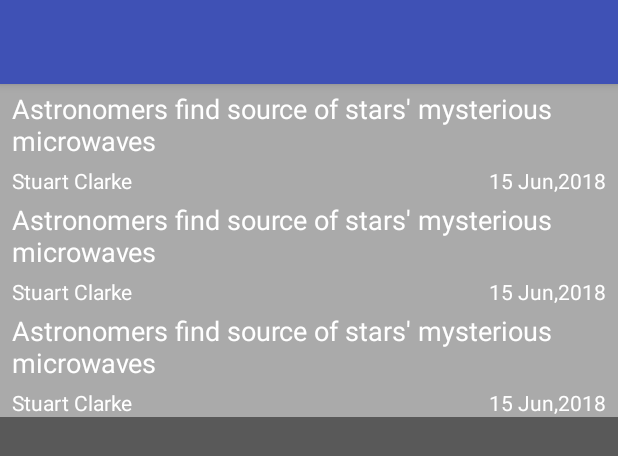
After one commit to amCap1712/NewsCompanion, an Android app: the layout activity_search.xml on its own in the app's theme, with its tools: preview values and no code run, on a phone screen of 412 x 824 dp. The commit adds this screen. Shown: the top 456 px of the screen. Run offline under Robolectric (Android 15) with nearby library versions, the phone set to English and light mode, and no system bars; Roboto replaces fonts that are not available here.

Commit message:
Add Search Functionality.

```diff
--- a/app/src/main/java/com/cc/newscompanion/ArticleLoader.java
+++ b/app/src/main/java/com/cc/newscompanion/ArticleLoader.java
@@ -7,7 +7,6 @@ import android.content.Context;
 import android.net.Uri;
 import android.util.Log;
 
-import java.io.IOException;
 import java.util.ArrayList;
 import java.util.List;
 
--- /dev/null
+++ b/app/src/main/res/drawable/ic_search_white_24dp.xml
@@ -0,0 +1,5 @@
+<vector android:height="24dp" android:tint="#FFFFFF"
+    android:viewportHeight="24.0" android:viewportWidth="24.0"
+    android:width="24dp" xmlns:android="http://schemas.android.com/apk/res/android">
+    <path android:fillColor="#FF000000" android:pathData="M15.5,14h-0.79l-0.28,-0.27C15.41,12.59 16,11.11 16,9.5 16,5.91 13.09,3 9.5,3S3,5.91 3,9.5 5.91,16 9.5,16c1.61,0 3.09,-0.59 4.23,-1.57l0.27,0.28v0.79l5,4.99L20.49,19l-4.99,-5zM9.5,14C7.01,14 5,11.99 5,9.5S7.01,5 9.5,5 14,7.01 14,9.5 11.99,14 9.5,14z"/>
+</vector>
--- /dev/null
+++ b/app/src/main/res/layout/activity_search.xml
@@ -0,0 +1,66 @@
+<?xml version="1.0" encoding="utf-8"?>
+<LinearLayout xmlns:android="http://schemas.android.com/apk/res/android"
+    xmlns:app="http://schemas.android.com/apk/res-auto"
+    xmlns:tools="http://schemas.android.com/tools"
+    android:layout_width="match_parent"
+    android:layout_height="match_parent"
+    android:orientation="vertical"
+    android:background="@color/light_black">
+
+    <android.support.v7.widget.Toolbar
+        android:id="@+id/toolbar"
+        android:layout_width="match_parent"
+        android:layout_height="?attr/actionBarSize"
+        android:background="?attr/colorPrimary"
+        android:elevation="4dp"
+        android:theme="@style/AppTheme"
+        app:popupTheme="@style/AppTheme"/>
+
+    <android.support.v4.widget.SwipeRefreshLayout
+        android:id="@+id/swipe_for_refresh"
+        android:layout_height="wrap_content"
+        android:layout_width="match_parent">
+
+        <android.support.v7.widget.RecyclerView
+            android:id="@+id/list"
+            android:name="com.cc.newscompanion.SpaceFragment"
+            android:layout_width="match_parent"
+            android:layout_height="wrap_content"
+            android:scrollbars="vertical"
+            app:layoutManager="android.support.v7.widget.LinearLayoutManager"
+            tools:context=".fragments.FragmentTemplate"
+            tools:listitem="@layout/fragment_template" />
+
+    </android.support.v4.widget.SwipeRefreshLayout>
+
+    <ProgressBar
+        android:id="@+id/progress_bar"
+        android:layout_marginTop="24dp"
+        android:layout_width="wrap_content"
+        android:layout_height="wrap_content"
+        android:layout_gravity="center" />
+
+    <ScrollView
+        android:layout_width="match_parent"
+        android:layout_height="0dp"
+        android:layout_weight="0.75"
+        android:fillViewport="false"
+        android:layout_gravity="center_vertical"
+        android:layout_marginBottom="12dp"
+        android:layout_marginStart="12dp"
+        android:layout_marginTop="12dp"
+        android:scrollbars="vertical"
+        android:scrollbarStyle="insideOverlay">
+        <TextView
+            android:layout_width="match_parent"
+            android:layout_height="wrap_content"
+            android:layout_gravity="center"
+            android:textSize="18sp"
+            android:textAlignment="center"
+            android:fontFamily="@font/nunito_sans"
+            android:textColor="@android:color/white"
+            android:id="@+id/empty_view"
+            android:text="@string/empty_data"/>
+    </ScrollView>
+
+</LinearLayout>
--- a/app/src/main/res/layout/fragment_template.xml
+++ b/app/src/main/res/layout/fragment_template.xml
@@ -1,6 +1,6 @@
 <?xml version="1.0" encoding="utf-8"?>
 <LinearLayout xmlns:android="http://schemas.android.com/apk/res/android"
-    android:layout_width="wrap_content"
+    android:layout_width="match_parent"
     xmlns:tools="http://schemas.android.com/tools"
     android:orientation="vertical"
     android:paddingStart="8dp"
--- a/app/src/main/res/menu/menu_main.xml
+++ b/app/src/main/res/menu/menu_main.xml
@@ -5,4 +5,9 @@
         android:id="@+id/action_settings"
         android:icon="@drawable/ic_settings_black_24dp"
         app:showAsAction="always"/>
+    <item android:id="@+id/search"
+        android:title="@string/action_search"
+        android:icon="@drawable/ic_search_white_24dp"
+        app:showAsAction="collapseActionView|ifRoom"
+        app:actionViewClass="android.support.v7.widget.SearchView" />
 </menu>
--- a/app/src/main/res/values/colors.xml
+++ b/app/src/main/res/values/colors.xml
@@ -24,4 +24,8 @@
     <color name="environment_light">#629749</color>
     <color name="physics_light">#ff9e40</color>
 
+    <color name="white">#ffffff</color>
+    <color name="light_black">#A4000000</color>
+    <color name="dark_black">#000000</color>
+
 </resources>
--- a/app/src/main/res/values/strings.xml
+++ b/app/src/main/res/values/strings.xml
@@ -1,11 +1,14 @@
 <resources>
     <string name="app_name">News Companion</string>
     <string name="category_space">Space</string>
-    <string name="title_activity_news_article">NewsArticle</string>
+    <string name="title_activity_news_article">News Article</string>
+    <string name="title_activity_search">Search Results</string>
     <string name="article_image">Main Image of Article</string>
     <string name="read_on_guardian">Read on The Guardian</string>
     <string name="loading_image">Loading Image Progress</string>
     <string name="action_settings">Settings</string>
+    <string name="action_search">Search</string>
+    <string name="search_hint">Search News</string>
 
     <string name="preference_articles_number">Number of Articles</string>
     <string name="preference_articles_number_key">page-size</string>
--- a/app/src/main/res/values/styles.xml
+++ b/app/src/main/res/values/styles.xml
@@ -9,14 +9,20 @@
         <item name="android:textColorSecondary">@android:color/white</item>
         <item name="windowActionBar">false</item>
         <item name="windowNoTitle">true</item>
+        <item name="android:editTextColor">@android:color/white</item>
+        <item name="android:textColorHint">@android:color/white</item>
     </style>
     <style name="AppThemeActionBar" parent="Base.Theme.AppCompat.Light.DarkActionBar">
         <item name="colorPrimary">@color/colorPrimary</item>
         <item name="colorPrimaryDark">@color/colorPrimaryDark</item>
         <item name="colorAccent">@color/colorAccent</item>
+        <item name="android:editTextColor">@android:color/white</item>
+        <item name="android:textColorHint">@android:color/white</item>
     </style>
     <style name="TitleFont">
         <item name="android:fontFamily">@font/nunito_sans</item>
+        <item name="android:editTextColor">@android:color/white</item>
+        <item name="android:textColorHint">@android:color/white</item>
     </style>
 
 </resources>
--- /dev/null
+++ b/app/src/main/res/xml/searchable.xml
@@ -0,0 +1,4 @@
+<?xml version="1.0" encoding="utf-8"?>
+<searchable xmlns:android="http://schemas.android.com/apk/res/android"
+    android:label="@string/app_name"
+    android:hint="@string/search_hint" />
--- a/build.gradle
+++ b/build.gradle
@@ -7,7 +7,7 @@ buildscript {
         jcenter()
     }
     dependencies {
-        classpath 'com.android.tools.build:gradle:3.3.0-alpha12'
+        classpath 'com.android.tools.build:gradle:3.3.0-alpha13'
 
 
         // NOTE: Do not place your application dependencies here; they belong
```
Also changed, not shown: app/src/main/AndroidManifest.xml (+28 -9 lines), app/src/main/java/com/cc/newscompanion/MainActivity.java (+12 -0 lines), app/src/main/java/com/cc/newscompanion/NewsArticleActivity.java (+7 -1 lines), app/src/main/java/com/cc/newscompanion/QueryUtils.java (+9 -0 lines), app/src/main/java/com/cc/newscompanion/SearchActivity.java (added, +132 -0 lines).
